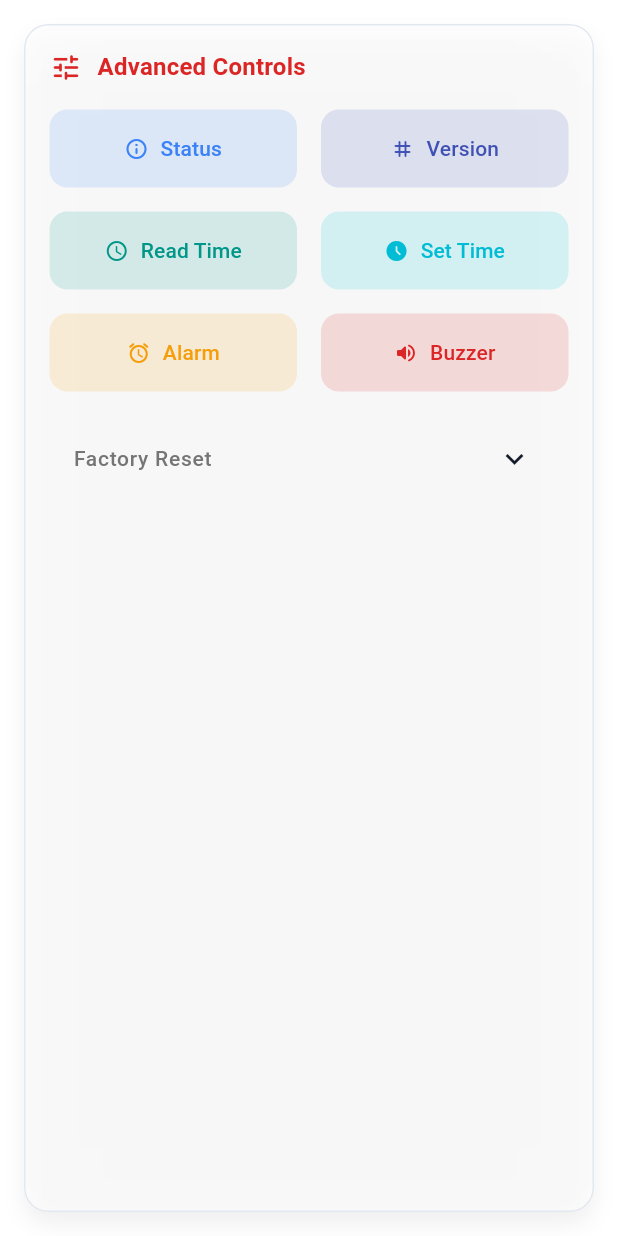
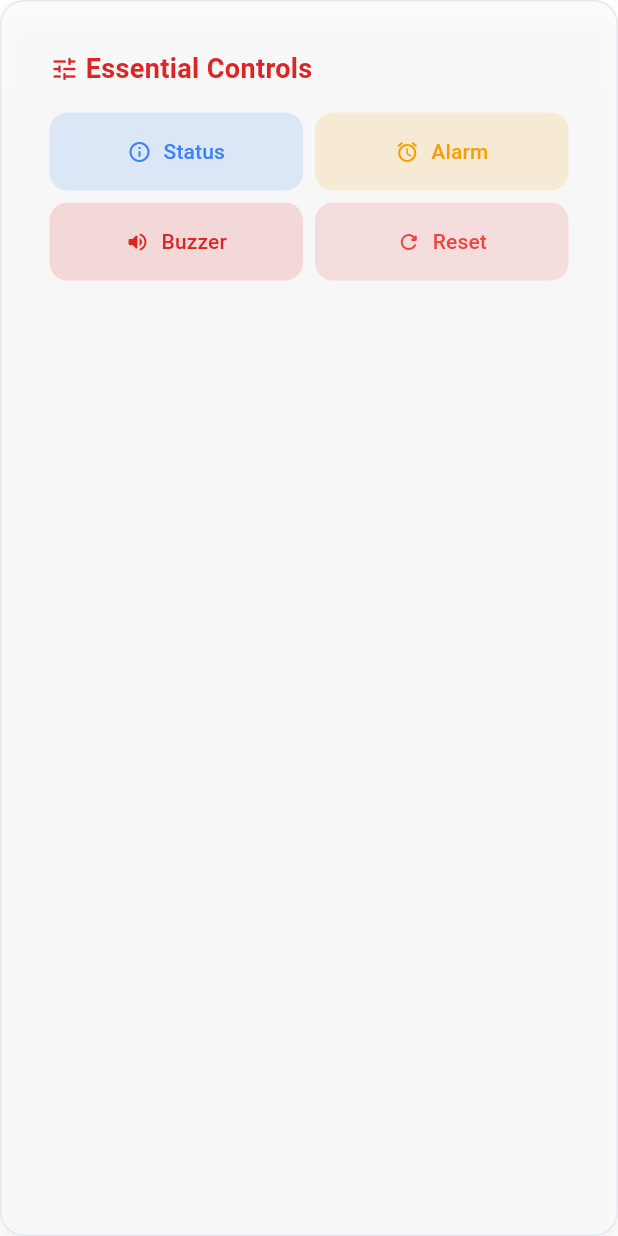
Before and after one commit to RiftCodes/tactical-trap-app, a Flutter app: the ControlPanel widget shown alone on an empty page, opened directly with empty values, on a phone screen of 412 x 824 dp. Run offline on Flutter 3.47's test engine with Material 3 defaults, Android fonts, the light colour scheme and no system bars; our stand-ins replace flutter_blue_plus, google_fonts, permission_handler, shared_preferences; accounts and stored records are empty.

Commit message:
Optimize UI: Fix bottom spacing and streamline Advanced Controls to Essential Controls

```diff
--- a/lib/presentation/pages/home_page.dart
+++ b/lib/presentation/pages/home_page.dart
@@ -314,9 +314,6 @@ class _HomePageState extends State<HomePage> with WidgetsBindingObserver {
                       ),
                       ControlPanel(
                         onStatus: () => bleProvider.getDeviceStatus(),
-                        onVersion: () => bleProvider.getVersion(),
-                        onReadTime: () => bleProvider.readTime(),
-                        onSetTimeNow: () => bleProvider.setTime(DateTime.now()),
                         onToggleAlarm: () async {
                           final st = await bleProvider.getAlarmStatus();
                           if (st != null) {
@@ -364,7 +361,9 @@ class _HomePageState extends State<HomePage> with WidgetsBindingObserver {
 
               // Device list or empty state
               if (bleProvider.isConnected)
-                SizedBox(height: DS.xl * 3)
+                SizedBox(
+                  height: DS.xl * 4,
+                ) // Increased spacing for connected state
               else if (bleProvider.isVerifyingPin ||
                   bleProvider.isAutoReconnecting)
                 const SizedBox.shrink()
@@ -372,7 +371,12 @@ class _HomePageState extends State<HomePage> with WidgetsBindingObserver {
                 _buildEmptyState()
               else
                 Padding(
-                  padding: EdgeInsets.fromLTRB(DS.s, 0, DS.s, DS.m * 3),
+                  padding: EdgeInsets.fromLTRB(
+                    DS.s,
+                    0,
+                    DS.s,
+                    DS.xl * 4,
+                  ), // Increased bottom padding
                   child: Column(
                     children: List.generate(
                       bleProvider.discoveredDevices.length,
--- a/lib/presentation/widgets/control_panel.dart
+++ b/lib/presentation/widgets/control_panel.dart
@@ -4,12 +4,9 @@ import '../../data/models/lock_status.dart';
 import '../style/design_system.dart';
 import 'glass_card.dart';
 
-/// Advanced controls panel (utilities only - main controls in FAB)
+/// Essential controls panel for lock management
 class ControlPanel extends StatelessWidget {
   final VoidCallback onStatus;
-  final VoidCallback onVersion;
-  final VoidCallback onReadTime;
-  final VoidCallback onSetTimeNow;
   final VoidCallback onToggleAlarm;
   final VoidCallback onToggleBuzzer;
   final VoidCallback onInitialize;
@@ -18,9 +15,6 @@ class ControlPanel extends StatelessWidget {
   const ControlPanel({
     super.key,
     required this.onStatus,
-    required this.onVersion,
-    required this.onReadTime,
-    required this.onSetTimeNow,
     required this.onToggleAlarm,
     required this.onToggleBuzzer,
     required this.onInitialize,
@@ -29,59 +23,22 @@ class ControlPanel extends StatelessWidget {
 
   @override
   Widget build(BuildContext context) {
-    final theme = Theme.of(context);
     return GlassCard(
-      margin: EdgeInsets.all(DS.m),
+      child: Padding(
+        padding: EdgeInsets.all(DS.m),
         child: Column(
           crossAxisAlignment: CrossAxisAlignment.start,
           children: [
             Row(
               children: [
-              Icon(Icons.tune_rounded, color: DS.brandRed, size: 22),
-              SizedBox(width: DS.s + 2),
+                Icon(Icons.tune_rounded, color: DS.brandRed, size: 20),
+                SizedBox(width: DS.xs),
                 Text(
-                'Advanced Controls',
-                style: theme.textTheme.titleMedium?.copyWith(
-                  fontWeight: FontWeight.w600,
+                  'Essential Controls',
+                  style: TextStyle(
+                    fontSize: DS.textLG,
+                    fontWeight: FontWeight.w700,
                     color: DS.brandRed,
-                ),
-              ),
-            ],
-          ),
-          SizedBox(height: DS.m),
-
-          // Utilities grid
-          _utilitiesGrid(context),
-
-          SizedBox(height: DS.m),
-
-          // Advanced section
-          _advancedSection(context),
-        ],
-      ),
-    );
-  }
-
-  Widget _utilitiesGrid(BuildContext context) {
-    return Column(
-      children: [
-        Row(
-          children: [
-            Expanded(
-              child: _utilityButton(
-                'Status',
-                Icons.info_outline_rounded,
-                DS.info,
-                onStatus,
-              ),
-            ),
-            SizedBox(width: DS.m),
-            Expanded(
-              child: _utilityButton(
-                'Version',
-                Icons.tag_rounded,
-                Colors.indigo,
-                onVersion,
                   ),
                 ),
               ],
@@ -90,58 +47,60 @@ class ControlPanel extends StatelessWidget {
             Row(
               children: [
                 Expanded(
-              child: _utilityButton(
-                'Read Time',
-                Icons.schedule_rounded,
-                Colors.teal,
-                onReadTime,
+                  child: _buildControlButton(
+                    icon: Icons.info_outline_rounded,
+                    label: 'Status',
+                    color: DS.info,
+                    onTap: onStatus,
                   ),
                 ),
-            SizedBox(width: DS.m),
+                SizedBox(width: DS.s),
                 Expanded(
-              child: _utilityButton(
-                'Set Time',
-                Icons.access_time_filled_rounded,
-                Colors.cyan,
-                onSetTimeNow,
+                  child: _buildControlButton(
+                    icon: Icons.alarm_rounded,
+                    label: 'Alarm',
+                    color: DS.warning,
+                    onTap: onToggleAlarm,
                   ),
                 ),
               ],
             ),
-        SizedBox(height: DS.m),
+            SizedBox(height: DS.s),
             Row(
               children: [
                 Expanded(
-              child: _utilityButton(
-                'Alarm',
-                Icons.alarm_rounded,
-                DS.warning,
-                onToggleAlarm,
+                  child: _buildControlButton(
+                    icon: Icons.volume_up_rounded,
+                    label: 'Buzzer',
+                    color: DS.brandRed,
+                    onTap: onToggleBuzzer,
                   ),
                 ),
-            SizedBox(width: DS.m),
+                SizedBox(width: DS.s),
                 Expanded(
-              child: _utilityButton(
-                'Buzzer',
-                Icons.volume_up_rounded,
-                DS.brandRed,
-                onToggleBuzzer,
+                  child: _buildControlButton(
+                    icon: Icons.refresh_rounded,
+                    label: 'Reset',
+                    color: DS.error,
+                    onTap: onInitialize,
                   ),
                 ),
               ],
             ),
           ],
+        ),
+      ),
     );
   }
 
-  Widget _utilityButton(
-    String label,
-    IconData icon,
-    Color color,
-    VoidCallback onPressed,
-  ) {
+  Widget _buildControlButton({
+    required IconData icon,
+    required String label,
+    required Color color,
+    required VoidCallback onTap,
+  }) {
     return ElevatedButton.icon(
-      onPressed: onPressed,
+      onPressed: onTap,
       icon: Icon(icon, size: 16),
       label: Text(label, style: TextStyle(fontSize: DS.textSM)),
       style: ElevatedButton.styleFrom(
@@ -155,41 +114,4 @@ class ControlPanel extends StatelessWidget {
       ),
     );
   }
-
-  Widget _advancedSection(BuildContext context) {
-    return Theme(
-      data: Theme.of(context).copyWith(dividerColor: Colors.transparent),
-      child: ExpansionTile(
-        title: Text(
-          'Factory Reset',
-          style: TextStyle(
-            fontSize: DS.textSM,
-            fontWeight: FontWeight.w500,
-            color: Colors.grey[600],
-          ),
-        ),
-        iconColor: Colors.grey[600],
-        childrenPadding: EdgeInsets.only(bottom: DS.s),
-        children: [
-          SizedBox(
-            width: double.infinity,
-            child: ElevatedButton.icon(
-              onPressed: onInitialize,
-              icon: const Icon(Icons.restart_alt_rounded, size: 16),
-              label: const Text('Initialize Lock'),
-              style: ElevatedButton.styleFrom(
-                backgroundColor: Colors.grey.withValues(alpha: 0.15),
-                foregroundColor: Colors.grey[700],
-                padding: EdgeInsets.symmetric(vertical: DS.m),
-                shape: RoundedRectangleBorder(
-                  borderRadius: BorderRadius.circular(DS.rMedium),
-                ),
-                elevation: 0,
-              ),
-            ),
-          ),
-        ],
-      ),
-    );
 }
-}
```
Lines whose indentation alone changed are shown as unchanged.
